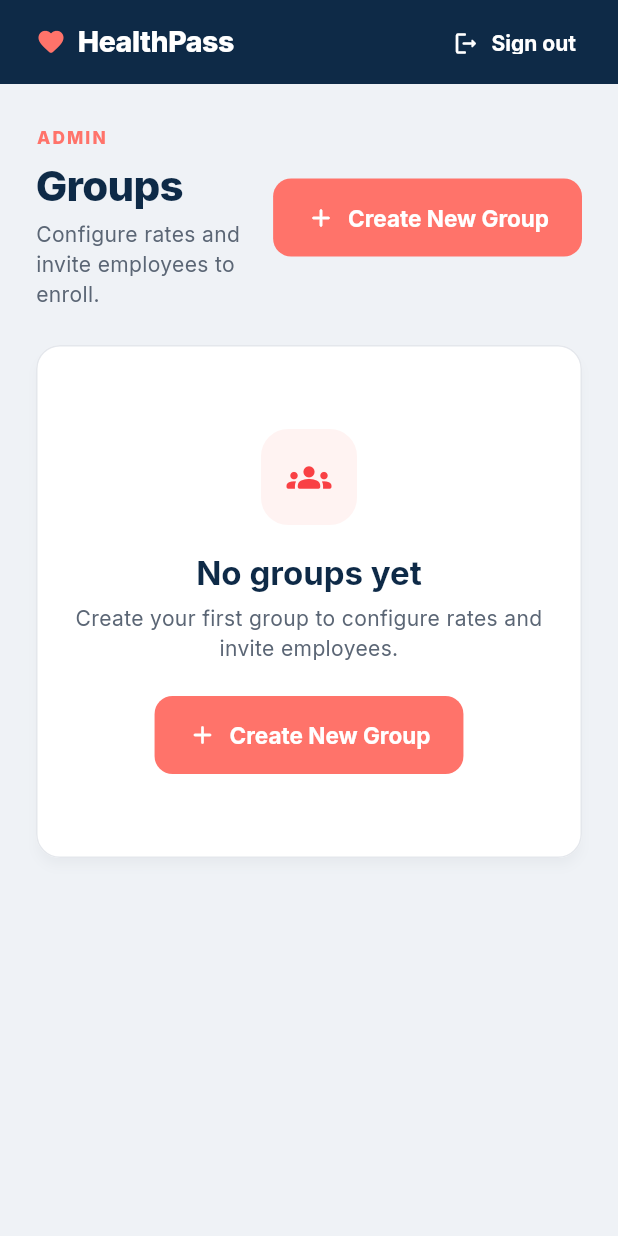
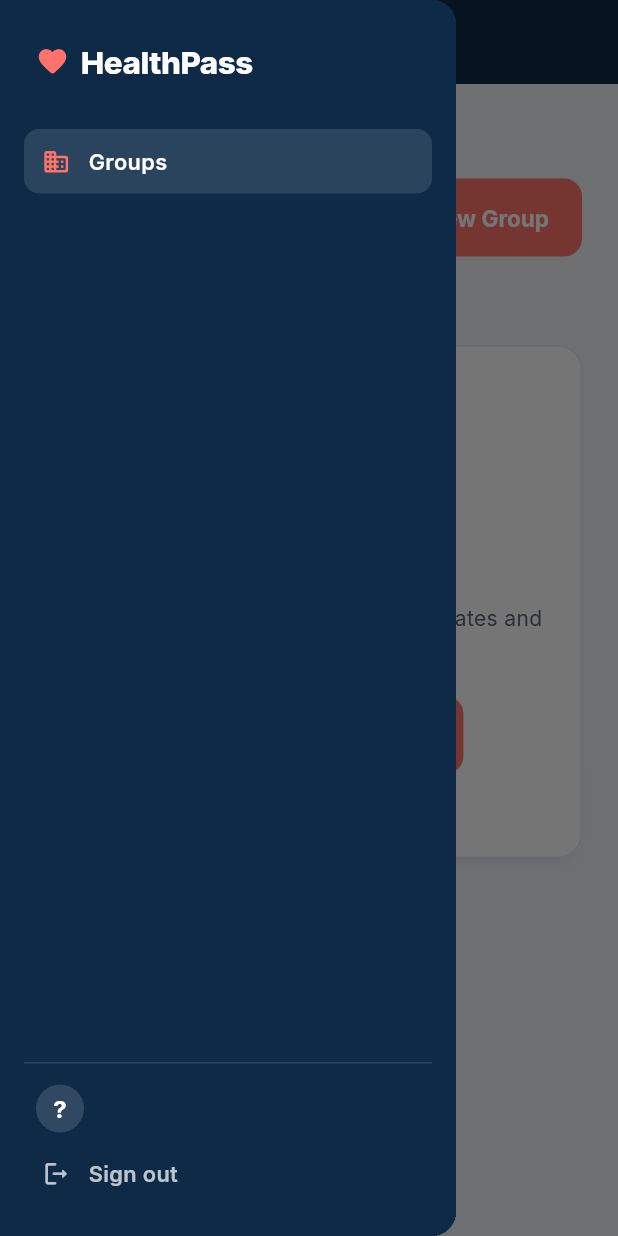
Before and after one commit to mdallasmiller/healthpass-small-group-enrolllment, a Flutter app: the screen it shows once a user with an empty profile is signed in, with the side drawer open (before the commit the screen has no drawer), on a phone screen of 412 x 824 dp. Run offline on Flutter 3.47's test engine with Material 3 defaults, Android fonts, the phone set to English and light mode, and no system bars; our stand-ins replace cloud_firestore, csv, file_picker, firebase_auth, firebase_core, google_fonts; accounts and stored records are empty; statements that could not run were skipped.

Commit message:
M2/M3 design: left sidebar nav shell (responsive drawer on narrow)
Co-Authored-By: Claude Opus 4.8 <noreply@anthropic.com>

```diff
--- a/app/lib/screens/admin_shell.dart
+++ b/app/lib/screens/admin_shell.dart
@@ -13,32 +13,124 @@ class AdminShell extends StatelessWidget {
 
   @override
   Widget build(BuildContext context) {
+    return LayoutBuilder(
+      builder: (context, c) {
+        final wide = c.maxWidth >= 820;
+        if (wide) {
+          return const Scaffold(
+            body: Row(
+              children: [
+                SizedBox(width: 258, child: SideNav()),
+                Expanded(child: GroupDashboard()),
+              ],
+            ),
+          );
+        }
+        return Scaffold(
+          appBar: AppBar(title: const BrandWordmark(size: 20)),
+          drawer: const Drawer(
+            backgroundColor: AppColors.navy,
+            child: SideNav(),
+          ),
+          body: const GroupDashboard(),
+        );
+      },
+    );
+  }
+}
+
+/// Left navigation rail (permanent on wide screens, in a drawer on narrow).
+class SideNav extends StatelessWidget {
+  const SideNav({super.key});
+
+  @override
+  Widget build(BuildContext context) {
     final email = AuthService().currentUser?.email ?? '';
-    return Scaffold(
-      appBar: AppBar(
-        titleSpacing: 24,
-        title: const BrandWordmark(size: 20),
-        actions: [
+    return Container(
+      color: AppColors.navy,
+      padding: const EdgeInsets.fromLTRB(16, 26, 16, 20),
+      child: Column(
+        crossAxisAlignment: CrossAxisAlignment.stretch,
+        children: [
+          const Padding(
+            padding: EdgeInsets.symmetric(horizontal: 8),
+            child: BrandWordmark(size: 22),
+          ),
+          const SizedBox(height: 30),
+          const _NavItem(icon: Icons.business_rounded, label: 'Groups', active: true),
+          const Spacer(),
+          Divider(color: Colors.white.withValues(alpha: 0.12), height: 1),
+          const SizedBox(height: 14),
           Padding(
-            padding: const EdgeInsets.symmetric(vertical: 12),
+            padding: const EdgeInsets.symmetric(horizontal: 8),
             child: Row(
               children: [
-                Text(email,
+                CircleAvatar(
+                  radius: 16,
+                  backgroundColor: Colors.white.withValues(alpha: 0.14),
+                  child: Text(
+                    email.isNotEmpty ? email[0].toUpperCase() : '?',
+                    style: const TextStyle(color: Colors.white, fontWeight: FontWeight.w700),
+                  ),
+                ),
+                const SizedBox(width: 10),
+                Expanded(
+                  child: Text(
+                    email,
+                    overflow: TextOverflow.ellipsis,
                     style: TextStyle(
-                        color: Colors.white.withValues(alpha: 0.7), fontSize: 13)),
-                const SizedBox(width: 8),
-                TextButton.icon(
-                  onPressed: () => AuthService().signOut(),
-                  icon: const Icon(Icons.logout_rounded, size: 18, color: Colors.white),
-                  label: const Text('Sign out', style: TextStyle(color: Colors.white)),
+                        color: Colors.white.withValues(alpha: 0.8), fontSize: 12.5),
+                  ),
                 ),
-                const SizedBox(width: 12),
               ],
             ),
           ),
+          const SizedBox(height: 6),
+          _NavItem(
+            icon: Icons.logout_rounded,
+            label: 'Sign out',
+            onTap: () => AuthService().signOut(),
+          ),
         ],
       ),
-      body: const GroupDashboard(),
+    );
+  }
+}
+
+class _NavItem extends StatelessWidget {
+  final IconData icon;
+  final String label;
+  final bool active;
+  final VoidCallback? onTap;
+  const _NavItem({
+    required this.icon,
+    required this.label,
+    this.active = false,
+    this.onTap,
+  });
+
+  @override
+  Widget build(BuildContext context) {
+    final fg = active ? Colors.white : Colors.white.withValues(alpha: 0.72);
+    return Material(
+      color: active ? Colors.white.withValues(alpha: 0.12) : Colors.transparent,
+      borderRadius: BorderRadius.circular(10),
+      child: InkWell(
+        borderRadius: BorderRadius.circular(10),
+        onTap: onTap,
+        child: Padding(
+          padding: const EdgeInsets.symmetric(horizontal: 12, vertical: 11),
+          child: Row(
+            children: [
+              Icon(icon, size: 19, color: active ? AppColors.coral : fg),
+              const SizedBox(width: 12),
+              Text(label,
+                  style: TextStyle(
+                      color: fg, fontWeight: FontWeight.w600, fontSize: 14.5)),
+            ],
+          ),
+        ),
+      ),
     );
   }
 }
```
